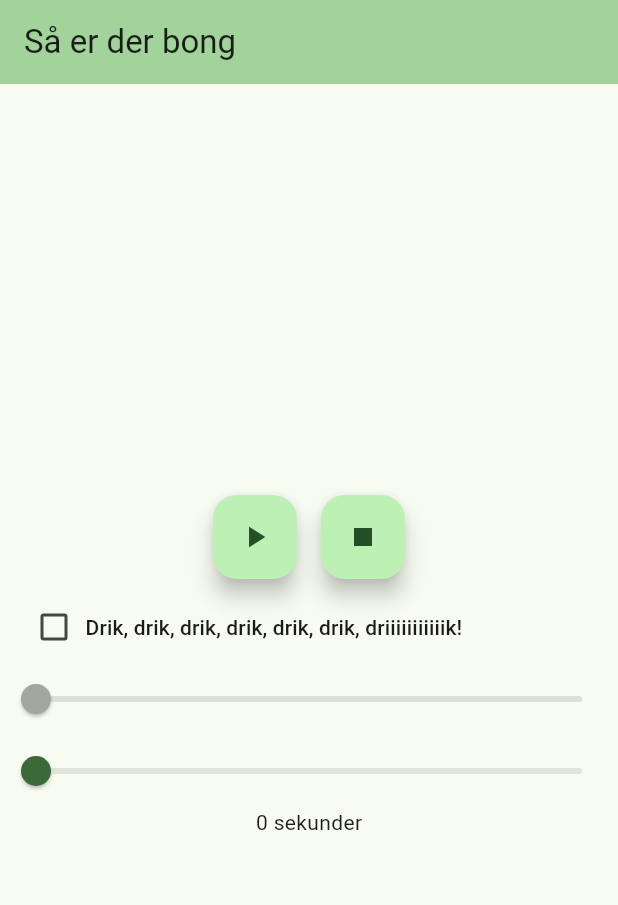
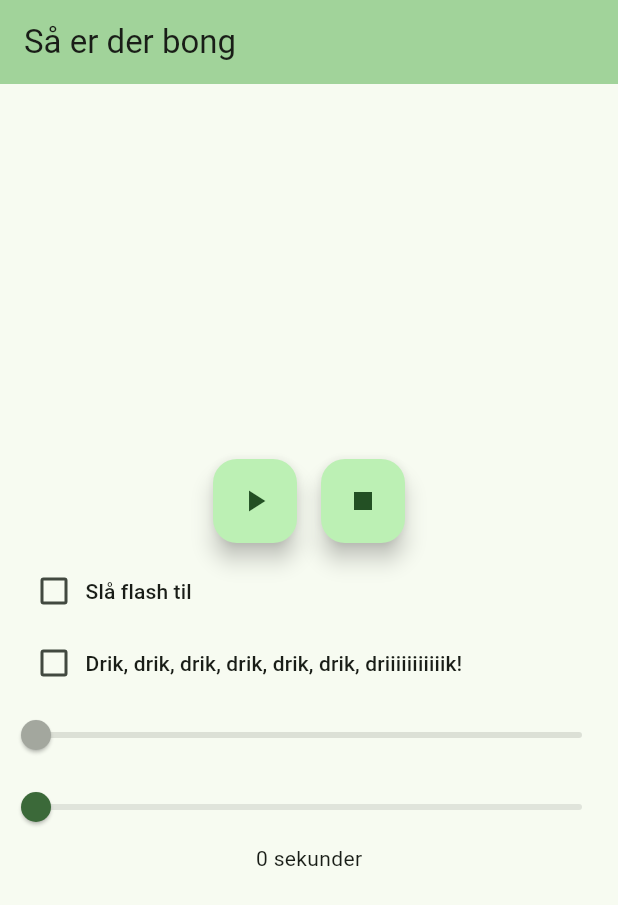
Before and after one commit to TAULO/smuk_games, a Flutter app: the screen it shows after launch, on a phone screen of 412 x 824 dp. Shown: the top 905 px of the screen. Run offline on Flutter 3.47's test engine with Material 2 defaults, Android fonts, the light colour scheme and no system bars; our stand-ins replace audioplayers, camera; missing offline and left inert: fs.

Commit message:
turn flash off option

```diff
--- a/lib/main.dart
+++ b/lib/main.dart
@@ -63,6 +63,7 @@ class _MyHomePageState extends State<MyHomePage> {
   bool toggleClick = false;
   bool useDrikDrik = false;
   bool stopFlash = false;
+  bool useFlash = false;
   bool isLocked = false;
 
   late CameraController _controller;
@@ -253,8 +254,8 @@ class _MyHomePageState extends State<MyHomePage> {
       await _initializeControllerFuture;
 
       stopFlash = false;
-
-      if (Platform.isIOS || Platform.isAndroid) {
+      print(useFlash);
+      if (useFlash && Platform.isIOS || Platform.isAndroid) {
         while (!stopFlash) {
           _controller.setFlashMode(FlashMode.torch);
           await Future.delayed(const Duration(milliseconds: 100));
@@ -298,6 +299,20 @@ class _MyHomePageState extends State<MyHomePage> {
                 ),
               ],
             ),
+            Column(
+              children: [
+                Padding(
+                  padding: const EdgeInsets.only(left: 15),
+                  child: CheckboxMenuButton(
+                    value: useFlash,
+                    onChanged: !isLocked
+                        ? (state) => setState(() {
+                              useFlash = state!;
+                            })
+                        : null,
+                    child: const Text("Slå flash til"),
+                  ),
+                ),
                 Padding(
                   padding: const EdgeInsets.only(left: 15),
                   child: CheckboxMenuButton(
@@ -310,6 +325,8 @@ class _MyHomePageState extends State<MyHomePage> {
                     child: const Text(
                         "Drik, drik, drik, drik, drik, drik, driiiiiiiiiiik!"),
                   ),
+                ),
+              ],
             ),
             // postion slider
             Slider(value: currPos / 100, onChanged: null),
```
Lines whose indentation alone changed are shown as unchanged.
